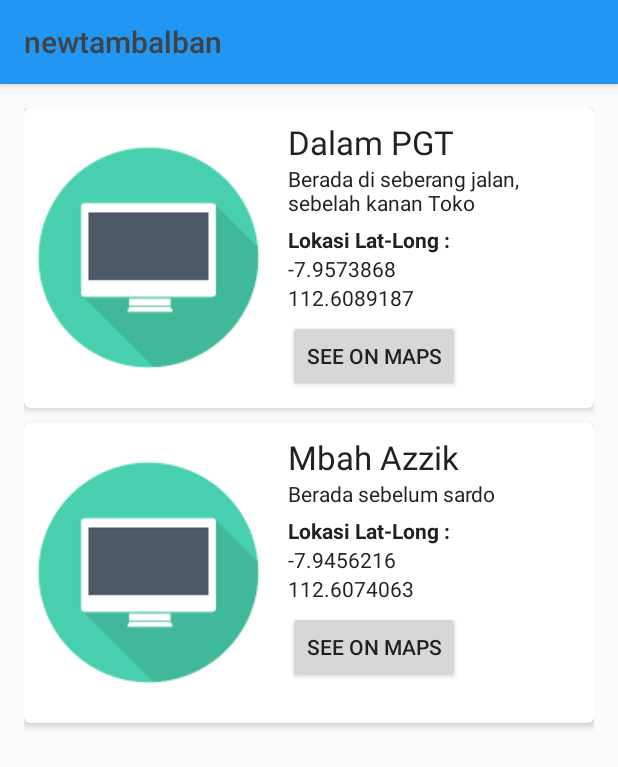
After one commit to naufaldi/newtambalban, an Android app: the layout activity_main_maps.xml on its own in the app's theme, with its tools: preview values and no code run, on a phone screen of 412 x 824 dp. The commit adds this screen. Shown: the top 767 px of the screen. Run offline under Robolectric (Android 15) with nearby library versions, the phone set to English and light mode, and no system bars.

Commit message:
penambahan script buat maps

```diff
--- a/app/build.gradle
+++ b/app/build.gradle
@@ -20,10 +20,13 @@ android {
 }
 
 dependencies {
-    compile fileTree(dir: 'libs', include: ['*.jar'])
+    compile fileTree(include: ['*.jar'], dir: 'libs')
     androidTestCompile('com.android.support.test.espresso:espresso-core:2.2.2', {
         exclude group: 'com.android.support', module: 'support-annotations'
     })
     compile 'com.android.support:appcompat-v7:25.0.1'
     testCompile 'junit:junit:4.12'
+    compile 'com.android.support:cardview-v7:25.0.1'
+    compile 'com.google.android.gms:play-services:10.0.0'
+    compile 'com.android.support:multidex:+'
 }
--- /dev/null
+++ b/app/src/main/java/com/example/abdullahaaf/newtambalban/ImageActivity.java
@@ -0,0 +1,22 @@
+package com.example.abdullahaaf.newtambalban;
+
+import android.app.Activity;
+import android.content.Intent;
+import android.os.Bundle;
+import android.view.View;
+
+/**
+ * Created by abdullahaaf on 11/29/16.
+ */
+
+public class ImageActivity extends Activity {
+    @Override
+    protected void onCreate(Bundle savedInstanceState) {
+        super.onCreate(savedInstanceState);
+        setContentView(R.layout.activity_images);
+    }
+    public void returnToMainActivity(View v){
+        startActivity(new Intent(getApplicationContext(),
+                MainActivityMaps.class));
+    }
+}
--- /dev/null
+++ b/app/src/main/java/com/example/abdullahaaf/newtambalban/MainActivityMaps.java
@@ -0,0 +1,75 @@
+package com.example.abdullahaaf.newtambalban;
+
+import android.app.Activity;
+import android.content.Intent;
+import android.location.Location;
+import android.location.LocationListener;
+import android.os.Bundle;
+import android.view.View;
+import android.widget.Button;
+import android.widget.ImageView;
+
+/**
+ * Created by abdullahaaf on 11/29/16.
+ */
+
+public class MainActivityMaps extends Activity implements LocationListener {
+    @Override
+    protected void onCreate(Bundle savedInstanceState) {
+        super.onCreate(savedInstanceState);
+        setContentView(R.layout.activity_main_maps);
+
+        ImageView mainImageView;
+
+        mainImageView = (ImageView)findViewById(R.id.imageview);
+        mainImageView.setOnClickListener(new View.OnClickListener() {
+            @Override
+            public void onClick(View v) {
+                startActivity(new Intent(getApplicationContext(),
+                        ImageActivity.class));
+            }
+        });
+        Button map_satu=(Button)findViewById(R.id.map_satu);
+        Button map_dua=(Button)findViewById(R.id.map_dua);
+        map_satu.setOnClickListener(new View.OnClickListener() {
+            public void onClick(View arg0) {
+                // TODO Auto-generated method stub
+                Intent i =new Intent(getApplicationContext(),MapsActivity.class);
+                i.putExtra("Latitude","-7.9573868");
+                i.putExtra("Longitude","112.6089187");
+                startActivity(i);
+            }
+
+        });
+        map_dua.setOnClickListener(new View.OnClickListener() {
+            public void onClick(View arg0) {
+                // TODO Auto-generated method stub
+                Intent i =new Intent(getApplicationContext(),MapsActivity.class);
+                i.putExtra("Latitude","-7.9456216");
+                i.putExtra("Longitude","112.6074063");
+                startActivity(i);
+            }
+
+        });
+    }
+
+    @Override
+    public void onLocationChanged(Location location) {
+
+    }
+
+    @Override
+    public void onStatusChanged(String provider, int status, Bundle extras) {
+
+    }
+
+    @Override
+    public void onProviderEnabled(String provider) {
+
+    }
+
+    @Override
+    public void onProviderDisabled(String provider) {
+
+    }
+}
--- /dev/null
+++ b/app/src/main/java/com/example/abdullahaaf/newtambalban/MapsActivity.java
@@ -0,0 +1,55 @@
+package com.example.abdullahaaf.newtambalban;
+
+import android.content.Intent;
+import android.os.Bundle;
+import android.support.v4.app.FragmentActivity;
+import android.view.View;
+
+import com.google.android.gms.maps.CameraUpdateFactory;
+import com.google.android.gms.maps.GoogleMap;
+import com.google.android.gms.maps.OnMapReadyCallback;
+import com.google.android.gms.maps.SupportMapFragment;
+import com.google.android.gms.maps.model.LatLng;
+import com.google.android.gms.maps.model.MarkerOptions;
+
+/**
+ * Created by abdullahaaf on 11/29/16.
+ */
+
+public class MapsActivity extends FragmentActivity implements OnMapReadyCallback {
+    double latitude = 0;
+    double longitude = 0;
+    LatLng lokasi1;
+
+
+    @Override
+    protected void onCreate(Bundle savedInstanceState) {
+        super.onCreate(savedInstanceState);
+        setContentView(R.layout.activity_maps);
+        Intent intent = getIntent();
+        latitude = Double.valueOf(intent.getStringExtra("Latitude"));
+        longitude = Double.valueOf(intent.getStringExtra("Longitude"));
+        lokasi1 = new LatLng(latitude, longitude);
+        SupportMapFragment mapFragment =
+                (SupportMapFragment) getSupportFragmentManager().findFragmentById(R.id.map_satu);
+        mapFragment.getMapAsync(this);
+
+    }
+
+    /**
+     * This is where we can add markers or lines, add listeners or move the camera. In this case,
+     * we
+     * just add a marker near Africa.
+     */
+    @Override
+    public void onMapReady(GoogleMap map) {
+
+        map.moveCamera(CameraUpdateFactory.newLatLngZoom(lokasi1, 18));
+
+        map.addMarker(new MarkerOptions().position(new LatLng(latitude, longitude)).title("Mukidi Tambal Ban"));
+    }
+    public void returnToMainActivity(View v){
+        startActivity(new Intent(getApplicationContext(),
+                MainActivityMaps.class));
+    }
+}
--- /dev/null
+++ b/app/src/main/res/layout/activity_images.xml
@@ -0,0 +1,21 @@
+<?xml version="1.0" encoding="utf-8"?>
+<RelativeLayout xmlns:android="http://schemas.android.com/apk/res/android"
+    xmlns:tools="http://schemas.android.com/tools"
+    android:id="@+id/activity_image"
+    android:layout_width="match_parent"
+    android:layout_height="match_parent"
+    android:paddingBottom="@dimen/activity_vertical_margin"
+    android:paddingLeft="@dimen/activity_horizontal_margin"
+    android:paddingRight="@dimen/activity_horizontal_margin"
+    android:paddingTop="@dimen/activity_vertical_margin"
+    tools:context="cynux.stonehengeguide.ImageActivity">
+    <ImageView
+        android:layout_width="wrap_content"
+        android:layout_height="wrap_content"
+        android:id="@+id/large_image_view"
+        android:layout_centerHorizontal="true"
+        android:layout_centerVertical="true"
+        android:src="@drawable/mac_icon"
+        android:onClick="returnToMainActivity"/>
+
+</RelativeLayout>
--- /dev/null
+++ b/app/src/main/res/layout/activity_main_maps.xml
@@ -0,0 +1,212 @@
+<?xml version="1.0" encoding="utf-8"?>
+<RelativeLayout xmlns:android="http://schemas.android.com/apk/res/android"
+    xmlns:tools="http://schemas.android.com/tools"
+    android:id="@+id/activity_main"
+    android:layout_width="match_parent"
+    android:layout_height="match_parent"
+    android:paddingBottom="@dimen/activity_vertical_margin"
+    android:paddingLeft="@dimen/activity_horizontal_margin"
+    android:paddingRight="@dimen/activity_horizontal_margin"
+    android:paddingTop="@dimen/activity_vertical_margin"
+    tools:context="cynux.stonehengeguide.MainActivity">
+    <android.support.v7.widget.CardView
+        xmlns:card_view = "http://schemas.android.com/apk/res-auto"
+        android:layout_width="match_parent"
+        android:id="@+id/card_view_1"
+        android:layout_height="@dimen/card_height"
+        android:layout_gravity="center"
+        card_view:cardCornerRadius="@dimen/card_corner_radius"
+        card_view:cardElevation="@dimen/card_elevation"
+        >
+        <RelativeLayout
+            android:layout_width="match_parent"
+            android:layout_height="match_parent"
+            android:padding="@dimen/card_padding"
+            >
+            <FrameLayout
+                android:id="@+id/framelayout"
+                android:layout_alignParentStart="true"
+                android:layout_centerVertical="true"
+                android:layout_width="@dimen/frame_width"
+                android:layout_height="match_parent"
+                >
+
+                <ImageView
+                    android:layout_gravity="left|center_vertical"
+                    android:layout_width="wrap_content"
+                    android:layout_height="wrap_content"
+                    android:id="@+id/imageview"
+                    android:src="@drawable/mac_icon"
+                    android:clickable="false"
+                    />
+            </FrameLayout>
+            <TextView
+                android:id="@+id/title_text_view"
+                android:layout_alignParentTop="true"
+                android:layout_height="wrap_content"
+                android:layout_marginLeft="@dimen/card_padding"
+                android:layout_toEndOf="@+id/framelayout"
+                android:layout_width="wrap_content"
+                android:text="@string/title_text"
+                android:textAppearance="?android:attr/textAppearanceLarge"
+                />
+
+            <TextView
+                android:id="@+id/my_text_view"
+                android:layout_below="@+id/title_text_view"
+                android:layout_height="wrap_content"
+                android:layout_marginLeft="@dimen/card_padding"
+                android:layout_toEndOf="@+id/framelayout"
+                android:layout_width="wrap_content"
+                android:text="@string/detail_text"
+                android:textAppearance="?android:attr/textAppearanceSmall"
+                />
+
+            <TextView
+                android:layout_marginLeft="@dimen/card_padding"
+                android:layout_width="wrap_content"
+                android:layout_height="wrap_content"
+                android:id="@+id/text_view_lokasi"
+                android:layout_below="@+id/my_text_view"
+                android:layout_toEndOf="@+id/framelayout"
+                android:layout_marginTop="5dp"
+                android:text="Lokasi Lat-Long : "
+                android:textAppearance="?android:attr/textAppearanceSmall"
+                android:textStyle="bold"
+                />
+
+            <TextView
+                android:layout_marginLeft="@dimen/card_padding"
+                android:layout_width="wrap_content"
+                android:layout_height="wrap_content"
+                android:id="@+id/text_view_latitude"
+                android:layout_below="@+id/text_view_lokasi"
+                android:layout_toEndOf="@+id/framelayout"
+                android:text="@string/detail_latitude"
+                android:textAppearance="?android:attr/textAppearanceSmall"/>
+            <TextView
+                android:layout_width="wrap_content"
+                android:layout_height="wrap_content"
+                android:id="@+id/text_view_longitude"
+                android:layout_marginLeft="@dimen/card_padding"
+                android:layout_below="@+id/text_view_latitude"
+                android:layout_toEndOf="@+id/framelayout"
+                android:text="@string/detail_longitude"
+                android:textAppearance="?android:attr/textAppearanceSmall"/>
+            <Button
+                android:layout_width="wrap_content"
+                android:layout_height="wrap_content"
+                android:id="@+id/map_satu"
+                android:layout_marginLeft="@dimen/card_padding"
+                android:layout_marginTop="5dp"
+                android:layout_below="@+id/text_view_longitude"
+                android:layout_toEndOf="@+id/framelayout"
+
+                android:text="See on Maps"/>
+        </RelativeLayout>
+
+    </android.support.v7.widget.CardView>
+
+    <android.support.v7.widget.CardView
+        xmlns:card_view = "http://schemas.android.com/apk/res-auto"
+        android:layout_width="match_parent"
+        android:id="@+id/card_view_2"
+        android:layout_height="@dimen/card_height"
+        android:layout_below="@+id/card_view_1"
+        android:layout_marginTop="10dp"
+        android:layout_gravity="center"
+        card_view:cardCornerRadius="@dimen/card_corner_radius"
+        card_view:cardElevation="@dimen/card_elevation"
+        >
+        <RelativeLayout
+            android:layout_width="match_parent"
+            android:layout_height="match_parent"
+            android:padding="@dimen/card_padding"
+            >
+            <FrameLayout
+                android:id="@+id/framelayout_2"
+                android:layout_alignParentStart="true"
+                android:layout_centerVertical="true"
+                android:layout_width="@dimen/frame_width"
+                android:layout_height="match_parent"
+                >
+
+                <ImageView
+                    android:layout_gravity="left|center_vertical"
+                    android:layout_width="wrap_content"
+                    android:layout_height="wrap_content"
+                    android:id="@+id/imageview_2"
+                    android:src="@drawable/mac_icon"
+                    android:clickable="false"
+                    />
+            </FrameLayout>
+            <TextView
+                android:id="@+id/title_text_view_2"
+                android:layout_alignParentTop="true"
+                android:layout_height="wrap_content"
+                android:layout_marginLeft="@dimen/card_padding"
+                android:layout_toEndOf="@+id/framelayout_2"
+                android:layout_width="wrap_content"
+                android:text="@string/title_text_2"
+                android:textAppearance="?android:attr/textAppearanceLarge"
+                />
+
+            <TextView
+                android:id="@+id/my_text_view_2"
+                android:layout_below="@+id/title_text_view_2"
+                android:layout_height="wrap_content"
+                android:layout_marginLeft="@dimen/card_padding"
+                android:layout_toEndOf="@+id/framelayout_2"
+                android:layout_width="wrap_content"
+                android:text="@string/detail_text_2"
+                android:textAppearance="?android:attr/textAppearanceSmall"
+                />
+
+            <TextView
+                android:layout_marginLeft="@dimen/card_padding"
+                android:layout_width="wrap_content"
+                android:layout_height="wrap_content"
+                android:id="@+id/text_view_lokasi_2"
+                android:layout_below="@+id/my_text_view_2"
+                android:layout_toEndOf="@+id/framelayout_2"
+                android:layout_marginTop="5dp"
+                android:text="Lokasi Lat-Long : "
+                android:textAppearance="?android:attr/textAppearanceSmall"
+                android:textStyle="bold"
+                />
+
+            <TextView
+                android:layout_marginLeft="@dimen/card_padding"
+                android:layout_width="wrap_content"
+                android:layout_height="wrap_content"
+                android:id="@+id/text_view_latitude_2"
+                android:layout_below="@+id/text_view_lokasi_2"
+                android:layout_toEndOf="@+id/framelayout_2"
+                android:text="@string/detail_latitude_2"
+                android:textAppearance="?android:attr/textAppearanceSmall"/>
+            <TextView
+                android:layout_width="wrap_content"
+                android:layout_height="wrap_content"
+                android:id="@+id/text_view_longitude_2"
+                android:layout_marginLeft="@dimen/card_padding"
+                android:layout_below="@+id/text_view_latitude_2"
+                android:layout_toEndOf="@+id/framelayout_2"
+                android:text="@string/detail_longitude_2"
+                android:textAppearance="?android:attr/textAppearanceSmall"/>
+            <Button
+                android:layout_width="wrap_content"
+                android:layout_height="wrap_content"
+                android:id="@+id/map_dua"
+                android:layout_marginLeft="@dimen/card_padding"
+                android:layout_marginTop="5dp"
+                android:layout_below="@+id/text_view_longitude_2"
+                android:layout_toEndOf="@+id/framelayout_2"
+
+                android:text="See on Maps"/>
+        </RelativeLayout>
+
+    </android.support.v7.widget.CardView>
+
+
+
+</RelativeLayout>
--- /dev/null
+++ b/app/src/main/res/layout/activity_maps.xml
@@ -0,0 +1,8 @@
+<fragment xmlns:android="http://schemas.android.com/apk/res/android"
+    xmlns:map="http://schemas.android.com/apk/res-auto"
+    xmlns:tools="http://schemas.android.com/tools"
+    android:id="@+id/map_satu"
+    android:name="com.google.android.gms.maps.SupportMapFragment"
+    android:layout_width="match_parent"
+    android:layout_height="match_parent"
+    tools:context="cynux.stonehengeguide.MapsActivity" />
--- a/app/src/main/res/values/colors.xml
+++ b/app/src/main/res/values/colors.xml
@@ -1,6 +1,10 @@
 <?xml version="1.0" encoding="utf-8"?>
 <resources>
-    <color name="colorPrimary">#3F51B5</color>
-    <color name="colorPrimaryDark">#303F9F</color>
-    <color name="colorAccent">#FF4081</color>
+    <color name="primary">#2196F3</color>
+    <color name="primary_dark">#3F51B5</color>
+    <color name="accent">#9FA8DA</color>
+    <color name="text_primary">#424242</color>
+    <color name="text_secondary">#212121</color>
+    <color name="sekunder">#7E57C2</color>
+    <color name="sekunder_dark">#673AB7</color>
 </resources>
--- a/app/src/main/res/values/dimens.xml
+++ b/app/src/main/res/values/dimens.xml
@@ -2,4 +2,9 @@
     <!-- Default screen margins, per the Android Design guidelines. -->
     <dimen name="activity_horizontal_margin">16dp</dimen>
     <dimen name="activity_vertical_margin">16dp</dimen>
+    <dimen name="card_height">200dp</dimen>
+    <dimen name="card_corner_radius">4dp</dimen>
+    <dimen name="card_elevation">3dp</dimen>
+    <dimen name="frame_width">160dp</dimen>
+    <dimen name="card_padding">8dp</dimen>
 </resources>
--- a/app/src/main/res/values/strings.xml
+++ b/app/src/main/res/values/strings.xml
@@ -1,3 +1,13 @@
 <resources>
     <string name="app_name">newtambalban</string>
+    <string name="title_text">Dalam PGT</string>
+    <string name="detail_text"> Berada di seberang jalan, sebelah kanan Toko </string>
+    <string name="detail_latitude">-7.9573868</string>
+    <string name="detail_longitude">112.6089187</string>
+    <string name="title_text_2">Mbah Azzik</string>
+    <string name="detail_text_2"> Berada sebelum sardo </string>
+    <string name="detail_latitude_2">-7.9456216</string>
+    <string name="detail_longitude_2">112.6074063</string>
+    <string name="title_activity_image">Stonehenge</string>
+    <string name="title_activity_maps">Map</string>
 </resources>
--- a/app/src/main/res/values/styles.xml
+++ b/app/src/main/res/values/styles.xml
@@ -1,11 +1,15 @@
 <resources>
 
     <!-- Base application theme. -->
-    <style name="AppTheme" parent="Theme.AppCompat.Light.DarkActionBar">
+    <style name="AppTheme" parent="android:Theme.Material.Light">
         <!-- Customize your theme here. -->
-        <item name="colorPrimary">@color/colorPrimary</item>
-        <item name="colorPrimaryDark">@color/colorPrimaryDark</item>
-        <item name="colorAccent">@color/colorAccent</item>
+        <item name="android:colorPrimary">@color/primary</item>
+        <item name="android:colorPrimaryDark">@color/primary_dark</item>
+        <item name="android:colorAccent">@color/accent</item>
+        <item name="android:textColorPrimary">@color/text_primary</item>
+        <item name="android:textColor">@color/text_secondary</item>
+        <item name="android:navigationBarColor">@color/primary_dark</item>
+        <!--<item name="android:windowBackground">@color/colorPrimaryDark</item>-->
     </style>
 
 </resources>
```
Also changed, not shown: app/src/main/java/com/example/abdullahaaf/newtambalban/MainActivity_1.java (+14 -22 lines), app/src/main/ic_launcher-web.png (added), app/src/main/mac_icon-web.png (added), app/src/main/res/drawable/mac_icon.png (added), 1 other file.
